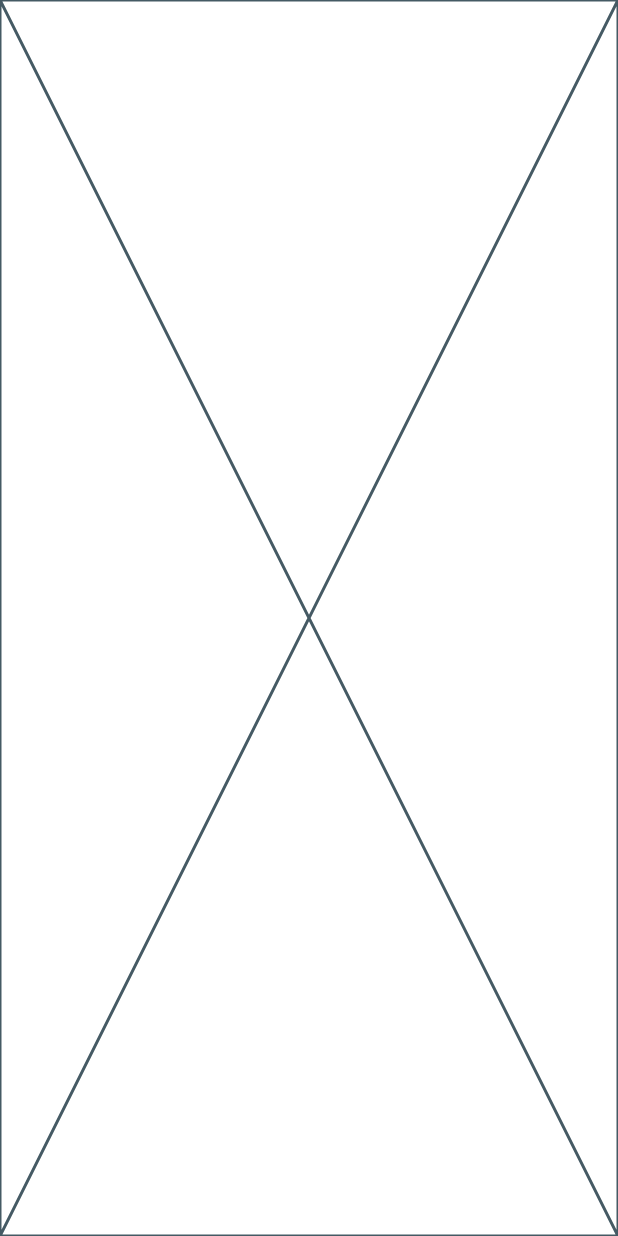
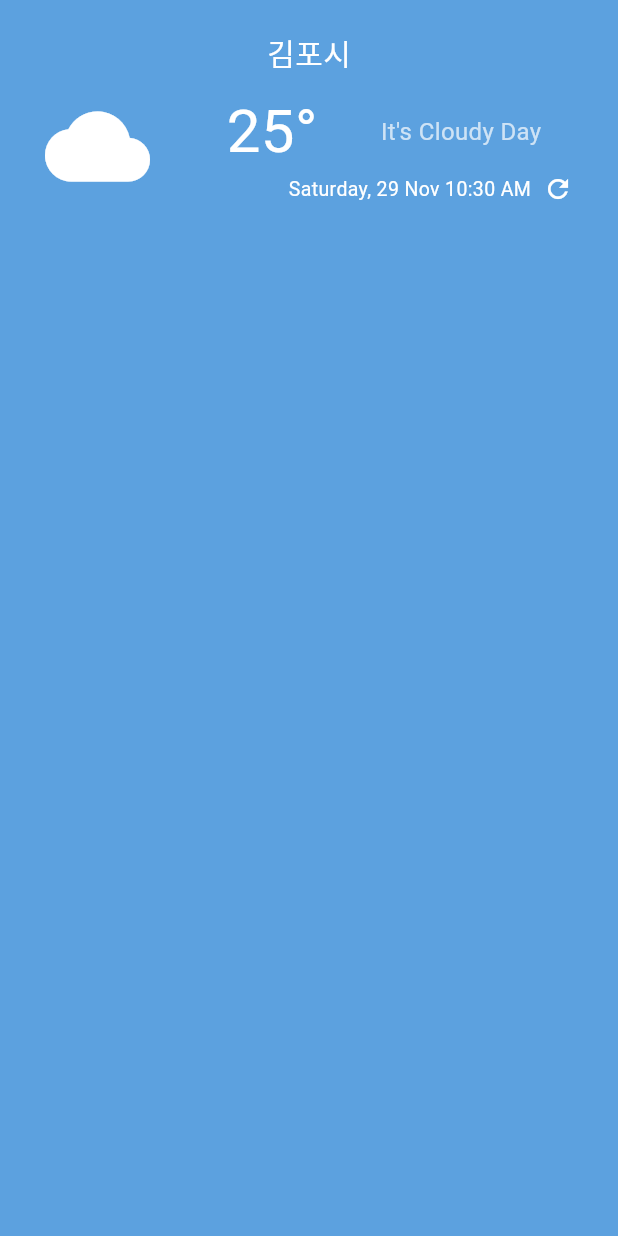
Before and after one commit to GitTeoll/weatherApp, a Flutter app: the screen it shows after launch, on a phone screen of 412 x 824 dp. Run offline on Flutter 3.47's test engine with Material 3 defaults, Android fonts, the phone set to English and light mode, and no system bars; our stand-ins replace flutter_riverpod, go_router.

Commit message:
feat : add current_weather_header widget

```diff
--- /dev/null
+++ b/devtools_options.yaml
@@ -0,0 +1,3 @@
+description: This file stores settings for Dart & Flutter DevTools.
+documentation: https://docs.flutter.dev/tools/devtools/extensions#configure-extension-enablement-states
+extensions:
--- a/lib/main.dart
+++ b/lib/main.dart
@@ -1,6 +1,6 @@
 import 'package:flutter/material.dart';
 import 'package:flutter_riverpod/flutter_riverpod.dart';
-// branch - feature/weather-app
+import 'package:weather_app/routers/app_router.dart';
 
 void main() {
   runApp(ProviderScope(child: WeatherApp()));
@@ -11,6 +11,6 @@ class WeatherApp extends StatelessWidget {
 
   @override
   Widget build(BuildContext context) {
-    return const Placeholder();
+    return MaterialApp.router(routerConfig: appRouter);
   }
 }
--- /dev/null
+++ b/lib/routers/app_router.dart
@@ -0,0 +1,6 @@
+import 'package:go_router/go_router.dart';
+import 'package:weather_app/screens/main_screen.dart';
+
+final GoRouter appRouter = GoRouter(
+  routes: [GoRoute(path: '/', builder: (context, state) => MainScreen())],
+);
--- /dev/null
+++ b/lib/screens/main_screen.dart
@@ -0,0 +1,31 @@
+import 'package:flutter/material.dart';
+import 'package:flutter_riverpod/flutter_riverpod.dart';
+import 'package:weather_app/widgets/current_weather_header.dart';
+
+class MainScreen extends ConsumerStatefulWidget {
+  const MainScreen({super.key});
+
+  @override
+  ConsumerState<ConsumerStatefulWidget> createState() => _MainScreen();
+}
+
+class _MainScreen extends ConsumerState<MainScreen> {
+  @override
+  Widget build(BuildContext context) {
+    return Scaffold(
+      backgroundColor: const Color(0xFF5CA1DF),
+      body: SafeArea(
+        //SafeArea 설정을 통해 노치부분이나 상태바 부분을 피해서 화면이 그려지도록 함
+        child: Padding(
+          padding: EdgeInsets.fromLTRB(
+            30,
+            10.0,
+            30,
+            0.0,
+          ), //메인스크인 전체의 좌우패딩 30 설정
+          child: Column(children: [CurrentWeatherHeader()]),
+        ),
+      ),
+    );
+  }
+}
--- /dev/null
+++ b/lib/widgets/current_weather_header.dart
@@ -0,0 +1,77 @@
+import 'dart:developer';
+
+import 'package:flutter/material.dart';
+import 'package:flutter_riverpod/flutter_riverpod.dart';
+import 'package:weather_app/widgets/weather_refresh.dart';
+
+class CurrentWeatherHeader extends ConsumerStatefulWidget {
+  const CurrentWeatherHeader({super.key});
+
+  @override
+  ConsumerState<ConsumerStatefulWidget> createState() =>
+      _CurrentWeatherHeaderState();
+}
+
+class _CurrentWeatherHeaderState extends ConsumerState<CurrentWeatherHeader> {
+  @override
+  Widget build(BuildContext context) {
+    return Container(
+      // decoration: BoxDecoration(
+      //   color: Colors.blueAccent,
+      //   borderRadius: BorderRadius.circular(20),
+      // ),
+      child: Column(
+        mainAxisAlignment: MainAxisAlignment.center,
+        children: [
+          SizedBox(height: 10),
+          Row(
+            mainAxisAlignment: MainAxisAlignment.center,
+            children: [
+              Text("김포시", style: TextStyle(fontSize: 20, color: Colors.white)),
+            ],
+          ),
+          SizedBox(height: 10),
+          Row(
+            children: [
+              Icon(
+                Icons.cloud,
+                size: 70,
+                color: Colors.white,
+              ), //현재 날씨에 따른 날씨 아이콘 <<상태변화 필요>>
+              SizedBox(width: 30),
+              Expanded(
+                child: Column(
+                  children: [
+                    Row(
+                      mainAxisAlignment: MainAxisAlignment.spaceAround,
+                      children: [
+                        Text(
+                          '25°',
+                          style: TextStyle(fontSize: 40, color: Colors.white),
+                        ),
+                        Text(
+                          "It's Cloudy Day",
+                          style: TextStyle(fontSize: 16, color: Colors.white70),
+                        ),
+                      ],
+                    ),
+                    Row(
+                      mainAxisAlignment: MainAxisAlignment.end,
+                      children: [
+                        CurrentDateTimeRow(
+                          onRefresh: () {
+                            log('Weather data refreshed');
+                          },
+                        ),
+                      ],
+                    ),
+                  ],
+                ),
+              ), //현재 온도 <<상태변화 필요>>
+            ],
+          ),
+        ],
+      ),
+    );
+  }
+}
--- /dev/null
+++ b/lib/widgets/weather_refresh.dart
@@ -0,0 +1,33 @@
+import 'package:flutter/material.dart';
+import 'package:intl/intl.dart';
+
+class CurrentDateTimeRow extends StatelessWidget {
+  final VoidCallback onRefresh;
+
+  const CurrentDateTimeRow({super.key, required this.onRefresh});
+
+  // 현재 날짜 포맷
+  String _formattedDate() {
+    final now = DateTime.now();
+    return DateFormat('EEEE, d MMM h:mm a').format(now);
+    // 예: Thursday, 20 Apr 8:30 AM
+  }
+
+  @override
+  Widget build(BuildContext context) {
+    return Row(
+      mainAxisAlignment: MainAxisAlignment.center,
+      children: [
+        Text(
+          _formattedDate(),
+          style: TextStyle(fontSize: 13, color: Colors.white),
+        ),
+        const SizedBox(width: 8),
+        GestureDetector(
+          onTap: onRefresh,
+          child: Icon(Icons.refresh, color: Colors.white, size: 20),
+        ),
+      ],
+    );
+  }
+}
--- a/pubspec.yaml
+++ b/pubspec.yaml
@@ -40,6 +40,7 @@ dependencies:
   riverpod: ^3.0.3
   flutter_riverpod: ^3.0.3
   go_router: ^17.0.0
+  intl: ^0.20.2
 
 dev_dependencies:
   flutter_test:
```
Also changed, not shown: pubspec.lock.
